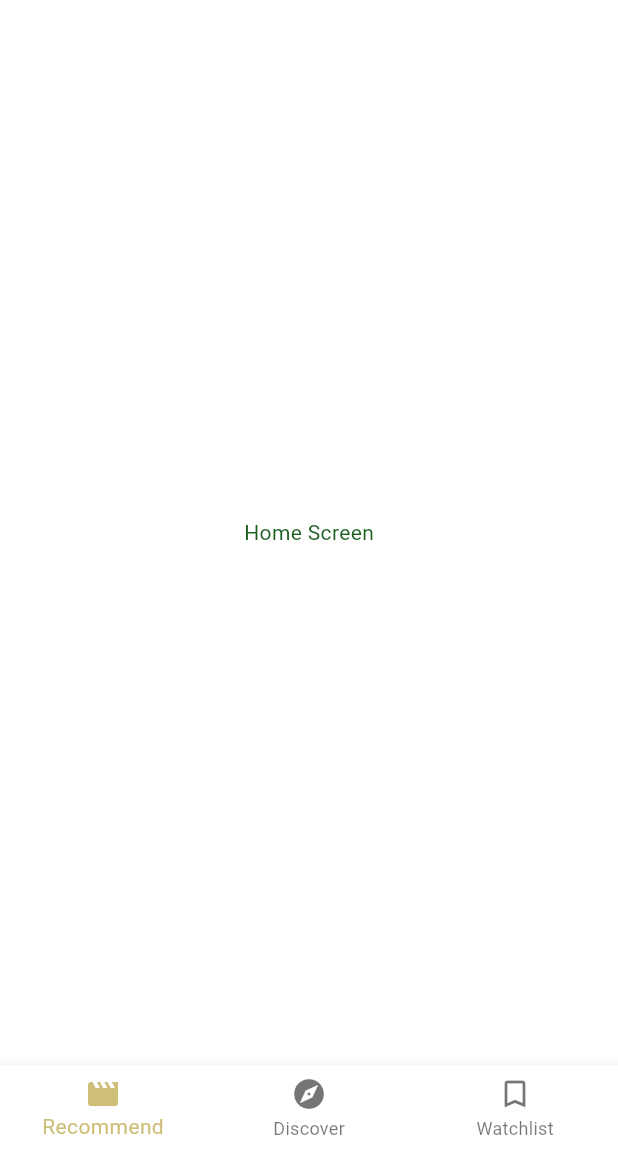
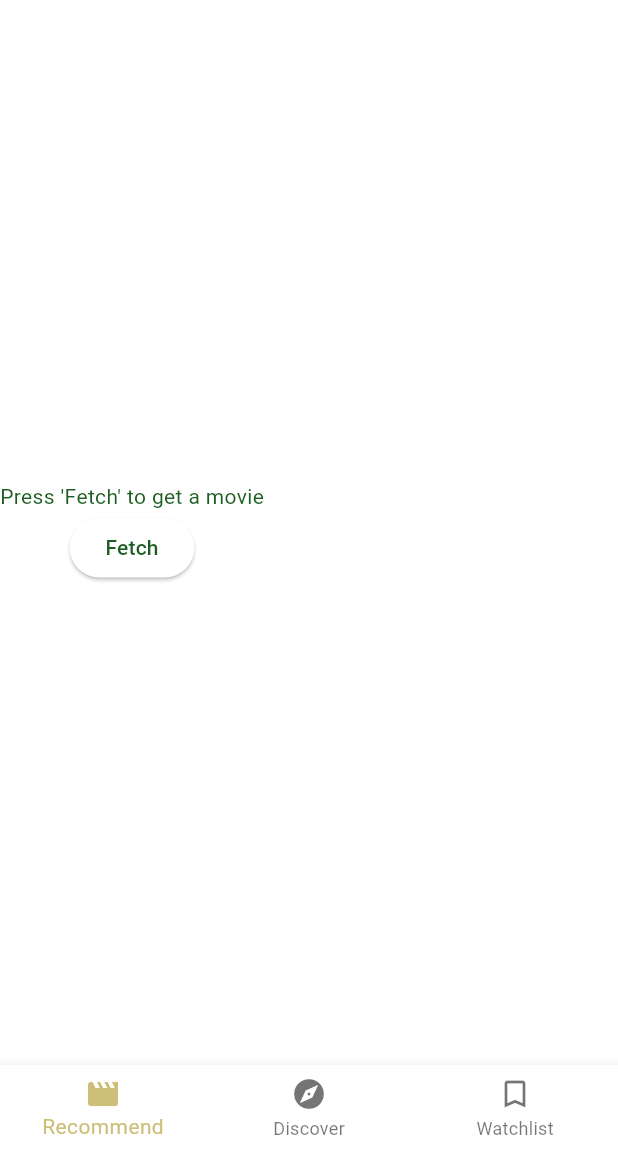
Before and after one commit to User5678953/Pikfliq, a Flutter app: the screen it shows after launch, on a phone screen of 412 x 824 dp, the part 84-1236 px from its top. Run offline on Flutter 3.47's test engine with Material 3 defaults, Android fonts, the phone set to English and light mode, and no system bars; our stand-ins replace flutter_dotenv.

Commit message:
working on movie fetch

```diff
--- /dev/null
+++ b/pikfliq/lib/models/MovieService.dart
@@ -0,0 +1,26 @@
+import 'dart:convert';
+import 'package:flutter_dotenv/flutter_dotenv.dart';
+import 'package:http/http.dart' as http;
+
+class MovieService {
+  final String apiKey = dotenv.env['TMDB_API_KEY'] ?? '';
+
+  Future<Map<String, dynamic>?> fetchRandomMovie() async {
+    var url = Uri.parse('https://api.themoviedb.org/3/movie/popular?api_key=$apiKey');
+    try {
+      final response = await http.get(url);
+      if (response.statusCode == 200) {
+        final body = json.decode(response.body);
+        final List results = body['results'];
+        if (results.isNotEmpty) {
+          // Randomly select a movie from the results
+          final randomMovie = results[0]; // Simplify for example; consider random selection
+          return randomMovie;
+        }
+      }
+    } catch (e) {
+      print('Error fetching movie: $e');
+    }
+    return null;
+  }
+}
--- a/pikfliq/lib/screens/HomeScreen.dart
+++ b/pikfliq/lib/screens/HomeScreen.dart
@@ -1,6 +1,7 @@
 // HomeScreen.dart
 import 'package:flutter/material.dart';
 import 'package:pikfliq/themes/Pikfliq_theme_data.dart';
+import 'package:pikfliq/widgets/RandomMovieRecommendationWidget.dart';
 import 'package:pikfliq/widgets/ScreenScaffoldWidgets/AppBarWidget.dart';
 import 'package:pikfliq/widgets/ScreenScaffoldWidgets/BottomNavigationWidget.dart';
 import 'package:pikfliq/widgets/ScreenScaffoldWidgets/DrawerWidget.dart';
@@ -16,7 +17,6 @@ class _HomeScreenState extends State<HomeScreen> {
   int _selectedIndex = 0;
   ThemeMode _themeMode = ThemeMode.light;
 
-  //  take a ThemeMode parameter
   void _toggleTheme(ThemeMode mode) {
     setState(() {
       _themeMode = mode;
@@ -38,12 +38,11 @@ class _HomeScreenState extends State<HomeScreen> {
       themeMode: _themeMode,
       home: Scaffold(
         appBar: AppBarWidget(),
-        // Passing the _toggleTheme method directly, which now matches the expected signature
         drawer: CustomDrawerWidget(onThemeToggle: _toggleTheme),
         body: IndexedStack(
           index: _selectedIndex,
           children: <Widget>[
-            Center(child: Text('Home Screen')), // Placeholder for Home screen content
+            MovieFetcherWidget(), // Use MovieFetcherWidget here
             Center(child: Text('Discover')), // Placeholder for Discover screen content
             Center(child: Text('Watchlist')), // Placeholder for Watchlist screen content
           ],
--- a/pikfliq/lib/widgets/RandomMovieRecommendationWidget.dart
+++ b/pikfliq/lib/widgets/RandomMovieRecommendationWidget.dart
@@ -0,0 +1,40 @@
+import 'package:flutter/material.dart';
+import 'package:pikfliq/models/MovieService.dart';
+
+
+class MovieFetcherWidget extends StatefulWidget {
+  @override
+  _MovieFetcherWidgetState createState() => _MovieFetcherWidgetState();
+}
+
+class _MovieFetcherWidgetState extends State<MovieFetcherWidget> {
+  String movieTitle = "Press 'Fetch' to get a movie";
+  final movieService = MovieService();
+
+  void _getRandomMovie() async {
+    final movie = await movieService.fetchRandomMovie();
+    if (movie != null) {
+      setState(() {
+        movieTitle = movie['title'] ?? "Unknown title";
+      });
+    } else {
+      setState(() {
+        movieTitle = "Failed to fetch movie";
+      });
+    }
+  }
+
+  @override
+  Widget build(BuildContext context) {
+    return Column(
+      mainAxisAlignment: MainAxisAlignment.center,
+      children: <Widget>[
+        Text(movieTitle),
+        ElevatedButton(
+          onPressed: _getRandomMovie,
+          child: Text('Fetch'),
+        ),
+      ],
+    );
+  }
+}
--- a/pikfliq/pubspec.yaml
+++ b/pikfliq/pubspec.yaml
@@ -10,6 +10,8 @@ dependencies:
   flutter:
     sdk: flutter
   cupertino_icons: ^1.0.6
+  flutter_dotenv: ^5.0.2
+  http: ^1.2.1
 
 dev_dependencies:
   flutter_test:
```
Also changed, not shown: pikfliq/lib/main.dart (+9 -3 lines), pikfliq/lib/models/movie.dart (deleted), pikfliq/pubspec.lock, 2 other files.
